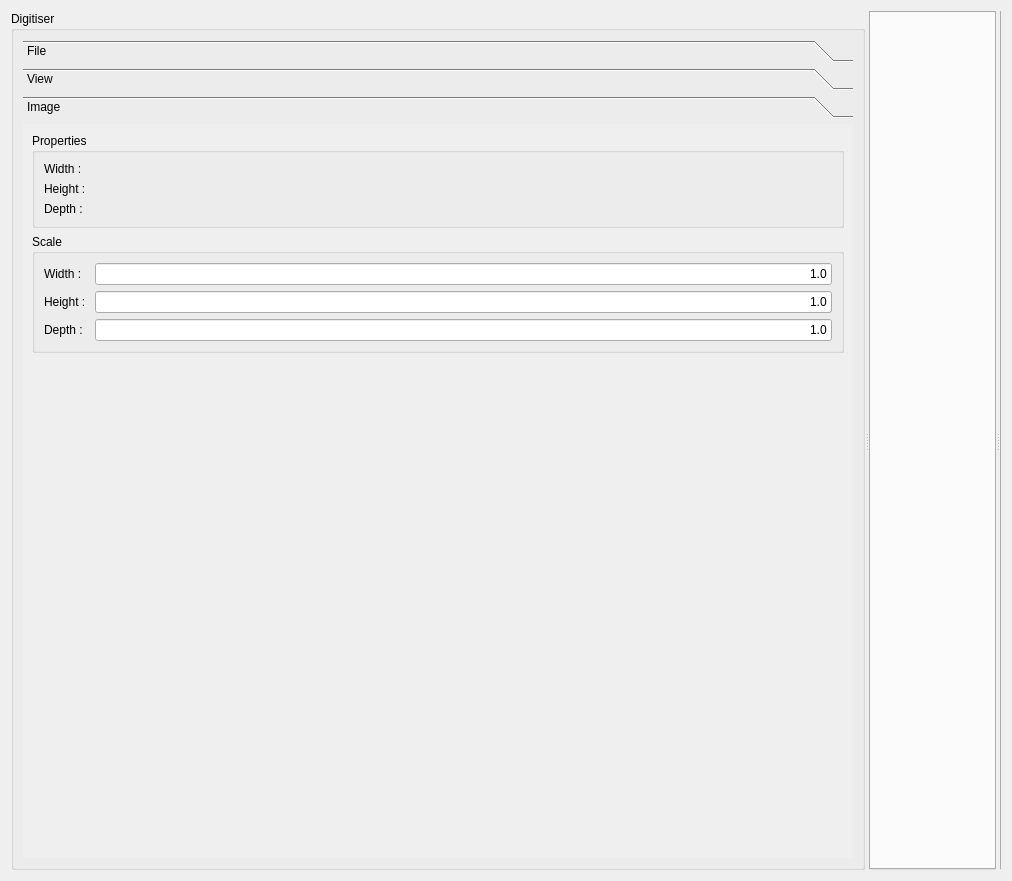
Before: the Qt Designer form mapclientplugins/segmentationstep/widgets/qt/segmentationwidget.ui in tsalemink/segmentationstep, drawn with Qt 5.
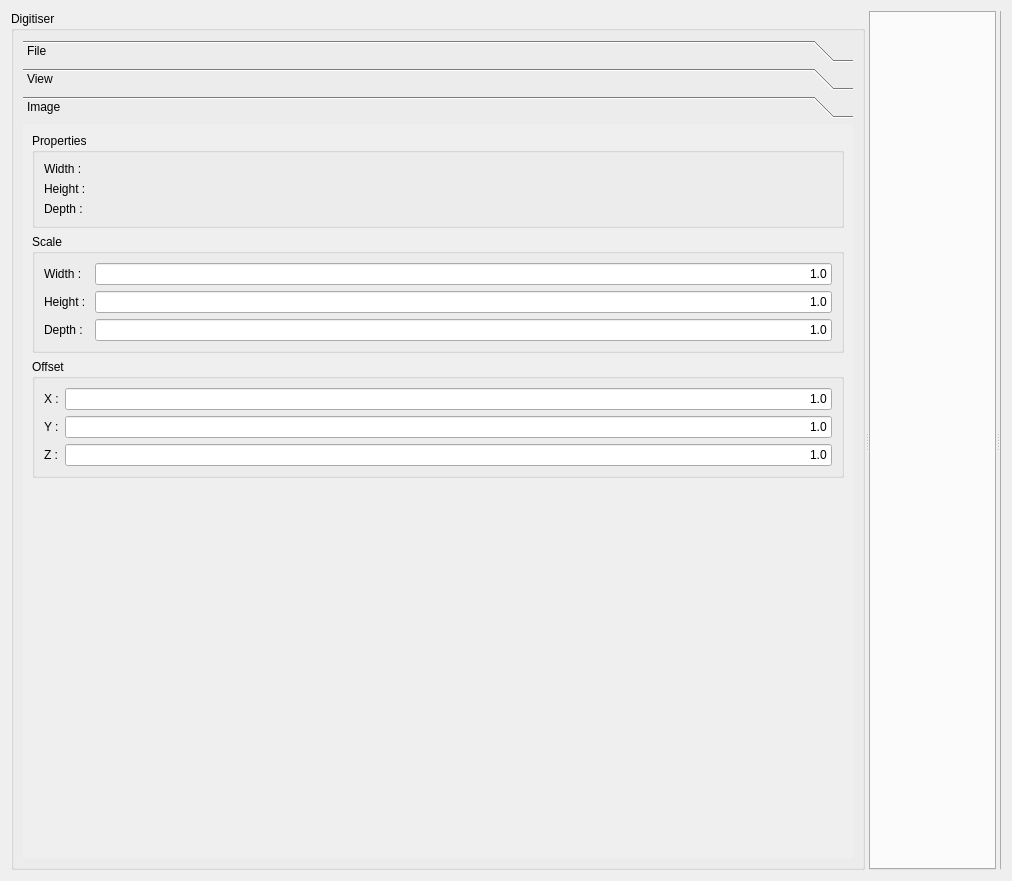
After: the same form once the commit is applied. The open tabs and pages were chosen to show the change. Custom widgets are drawn as their Qt base class.

```diff
--- a/mapclientplugins/segmentationstep/widgets/qt/segmentationwidget.ui
+++ b/mapclientplugins/segmentationstep/widgets/qt/segmentationwidget.ui
@@ -256,8 +256,8 @@
            <rect>
             <x>0</x>
             <y>0</y>
-            <width>822</width>
-            <height>700</height>
+            <width>838</width>
+            <height>745</height>
            </rect>
           </property>
           <attribute name="label">
@@ -423,6 +423,108 @@
              </layout>
             </widget>
            </item>
+           <item>
+            <widget class="QGroupBox" name="groupBox_6">
+             <property name="title">
+              <string>Offset</string>
+             </property>
+             <layout class="QFormLayout" name="formLayout_3">
+              <property name="fieldGrowthPolicy">
+               <enum>QFormLayout::AllNonFixedFieldsGrow</enum>
+              </property>
+              <item row="0" column="0">
+               <widget class="QLabel" name="label_7">
+                <property name="text">
+                 <string>X :</string>
+                </property>
+               </widget>
+              </item>
+              <item row="0" column="1">
+               <widget class="QLineEdit" name="_lineEditXOffset">
+                <property name="sizePolicy">
+                 <sizepolicy hsizetype="Preferred" vsizetype="Fixed">
+                  <horstretch>0</horstretch>
+                  <verstretch>0</verstretch>
+                 </sizepolicy>
+                </property>
+                <property name="toolTip">
+                 <string>Set the width scale</string>
+                </property>
+                <property name="text">
+                 <string>1.0</string>
+                </property>
+                <property name="alignment">
+                 <set>Qt::AlignRight|Qt::AlignTrailing|Qt::AlignVCenter</set>
+                </property>
+               </widget>
+              </item>
+              <item row="1" column="0">
+               <widget class="QLabel" name="label_8">
+                <property name="sizePolicy">
+                 <sizepolicy hsizetype="Minimum" vsizetype="Preferred">
+                  <horstretch>0</horstretch>
+                  <verstretch>0</verstretch>
+                 </sizepolicy>
+                </property>
+                <property name="text">
+                 <string>Y :</string>
+                </property>
+               </widget>
+              </item>
+              <item row="1" column="1">
+               <widget class="QLineEdit" name="_lineEditYOffset">
+                <property name="sizePolicy">
+                 <sizepolicy hsizetype="Preferred" vsizetype="Fixed">
+                  <horstretch>0</horstretch>
+                  <verstretch>0</verstretch>
+                 </sizepolicy>
+                </property>
+                <property name="toolTip">
+                 <string>Set the height scale</string>
+                </property>
+                <property name="text">
+                 <string>1.0</string>
+                </property>
+                <property name="alignment">
+                 <set>Qt::AlignRight|Qt::AlignTrailing|Qt::AlignVCenter</set>
+                </property>
+               </widget>
+              </item>
+              <item row="2" column="0">
+               <widget class="QLabel" name="label_9">
+                <property name="sizePolicy">
+                 <sizepolicy hsizetype="Minimum" vsizetype="Preferred">
+                  <horstretch>0</horstretch>
+                  <verstretch>0</verstretch>
+                 </sizepolicy>
+                </property>
+                <property name="text">
+                 <string>Z :</string>
+                </property>
+               </widget>
+              </item>
+              <item row="2" column="1">
+               <widget class="QLineEdit" name="_lineEditZOffset">
+                <property name="sizePolicy">
+                 <sizepolicy hsizetype="Preferred" vsizetype="Fixed">
+                  <horstretch>0</horstretch>
+                  <verstretch>0</verstretch>
+                 </sizepolicy>
+                </property>
+                <property name="toolTip">
+                 <string>Set the depth scale</string>
+                </property>
+                <property name="text">
+                 <string>1.0</string>
+                </property>
+                <property name="alignment">
+                 <set>Qt::AlignRight|Qt::AlignTrailing|Qt::AlignVCenter</set>
+                </property>
+               </widget>
+              </item>
+             </layout>
+            </widget>
+           </item>
            <item>
             <spacer name="verticalSpacer_3">
              <property name="orientation">
```
Left out of the diff: 12 changed lines with no effect on the pictures.
